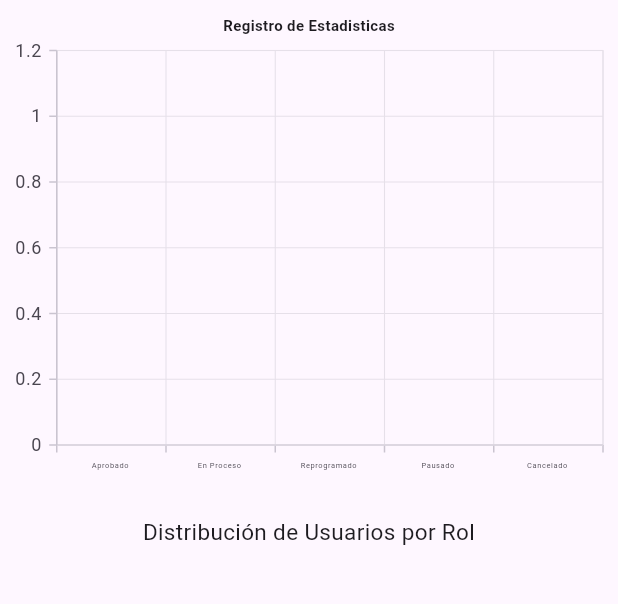
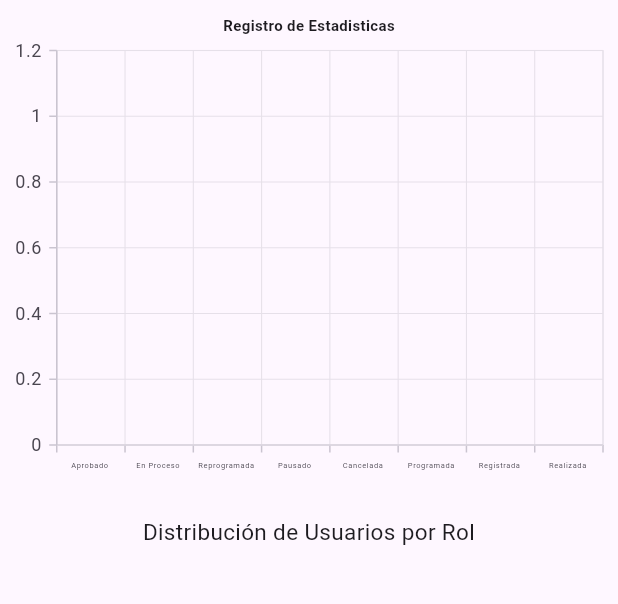
Before and after one commit to Jack3232565/Proyecot-de-Unidad-Desarrollo-Movil-integral-10, a Flutter app: the EstadisticaScreen screen opened directly with empty values, on a phone screen of 412 x 824 dp, the part 110-714 px from its top. Run offline on Flutter 3.47's test engine with Material 3 defaults, Android fonts, the phone set to English and light mode, and no system bars; our stand-ins replace google_fonts, shared_preferences, syncfusion_flutter_charts; accounts and stored records are empty; network calls fail.

Commit message:
Ajustando registro en la generacion de graficos de Aprobaciones

```diff
--- a/direccion_general_flutter/lib/View/estadisiticas.dart
+++ b/direccion_general_flutter/lib/View/estadisiticas.dart
@@ -23,9 +23,12 @@ class _EstadisticaScreenState extends State<EstadisticaScreen> {
   Map<String, Map<String, int>> estatusTipoCount = {
     'Aprobado': {'Administrativo': 0, 'Traslados': 0, 'Servicio Interno': 0, 'Subrogado': 0},
     'En Proceso': {'Administrativo': 0, 'Traslados': 0, 'Servicio Interno': 0, 'Subrogado': 0},
-    'Reprogramado': {'Administrativo': 0, 'Traslados': 0, 'Servicio Interno': 0, 'Subrogado': 0},
+    'Reprogramada': {'Administrativo': 0, 'Traslados': 0, 'Servicio Interno': 0, 'Subrogado': 0},
     'Pausado': {'Administrativo': 0, 'Traslados': 0, 'Servicio Interno': 0, 'Subrogado': 0},
-    'Cancelado': {'Administrativo': 0, 'Traslados': 0, 'Servicio Interno': 0, 'Subrogado': 0},
+    'Cancelada': {'Administrativo': 0, 'Traslados': 0, 'Servicio Interno': 0, 'Subrogado': 0},
+    'Programada': {'Administrativo': 0, 'Traslados': 0, 'Servicio Interno': 0, 'Subrogado': 0},
+    'Registrada': {'Administrativo': 0, 'Traslados': 0, 'Servicio Interno': 0, 'Subrogado': 0},
+    'Realizada': {'Administrativo': 0, 'Traslados': 0, 'Servicio Interno': 0, 'Subrogado': 0},
   };
 
   List<RoleData> roleData = [];
```
